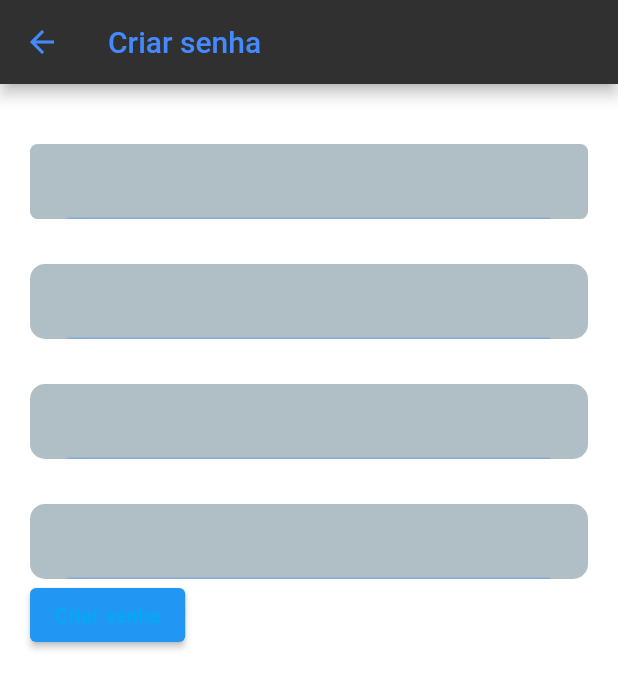
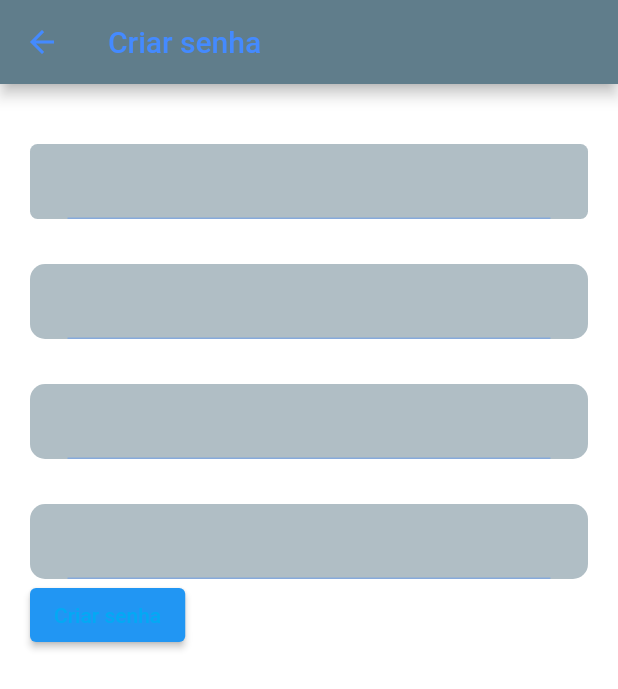
Before and after one commit to PasswordHub/ArrowHead, a Flutter app: the screen it shows after launch, after a tap on "Login", after a tap on the "add" icon, on a phone screen of 412 x 824 dp. Shown: the top 689 px of the screen. Run offline on Flutter 3.47's test engine with Material 2 defaults, Android fonts, the phone set to English and light mode, and no system bars.

Commit message:
feat: pequenas modificacoes no provider e na tela de criacao e edicao de senha

```diff
--- a/arrowhead/lib/providers/theme_provider.dart
+++ b/arrowhead/lib/providers/theme_provider.dart
@@ -71,13 +71,15 @@ class ThemeProvider with ChangeNotifier {
               fontSize: 16, fontWeight: FontWeight.normal, letterSpacing: 0.5)),
     );
     _darkThemeData = ThemeData(
-      primarySwatch: Colors.grey,
-      canvasColor: Colors.blueGrey,
+      primarySwatch: Colors.blueGrey,
+      appBarTheme: const AppBarTheme(color: Colors.blueGrey),
+      iconTheme: const IconThemeData(color: Colors.black),
+      canvasColor: const MaterialColor(0xFFFFFFFF, color),
       colorScheme: ColorScheme(
           primary: Colors.blue,
           onPrimary: Colors.lightBlue,
           surface: Colors.cyan,
-          onSurface: Colors.cyanAccent,
+          onSurface: Colors.blueAccent,
           secondary: Colors.grey.shade400,
           brightness: Brightness.dark,
           onError: Colors.red,
--- a/arrowhead/lib/screens/CreateEditPassword/create_edit_password.dart
+++ b/arrowhead/lib/screens/CreateEditPassword/create_edit_password.dart
@@ -1,26 +1,28 @@
-import 'package:flutter/cupertino.dart';
 import 'package:flutter/material.dart';
 
 class CreateEditPassword extends StatelessWidget {
   static const routeName = '/create_edit_password';
+
+  const CreateEditPassword({Key? key}) : super(key: key);
+
+  @override
   Widget build(BuildContext context) {
-    Size deviceSize = MediaQuery.of(context).size;
+    final deviceSize = MediaQuery.of(context).size;
     return Scaffold(
       appBar: AppBar(
-        title: Text('Criar senha'),
-        backgroundColor: Color.fromARGB(255, 48, 48, 48),
+        title: const Text('Criar senha'),
       ),
       body: Padding(
-        padding: EdgeInsets.all(20),
+        padding: const EdgeInsets.all(20),
         child: Column(crossAxisAlignment: CrossAxisAlignment.start, children: [
-          Text('Nome do site'),
+          const Text('Nome do site'),
           Container(
             height: 50,
             decoration: BoxDecoration(
                 color: Colors.blueGrey.shade200,
                 borderRadius: BorderRadius.circular(5)),
-            child: Padding(
-              padding: const EdgeInsets.only(left: 25.0, top: 15, right: 25),
+            child: const Padding(
+              padding: EdgeInsets.only(left: 25.0, top: 15, right: 25),
               child: TextField(
                 autocorrect: false,
                 enableSuggestions: false,
@@ -28,15 +30,15 @@ class CreateEditPassword extends StatelessWidget {
               ),
             ),
           ),
-          SizedBox(height: 10),
-          Text('URL'),
+          const SizedBox(height: 10),
+          const Text('URL'),
           Container(
             height: 50,
             decoration: BoxDecoration(
                 color: Colors.blueGrey.shade200,
                 borderRadius: BorderRadius.circular(10)),
-            child: Padding(
-              padding: const EdgeInsets.only(left: 25.0, top: 15, right: 25),
+            child: const Padding(
+              padding: EdgeInsets.only(left: 25.0, top: 15, right: 25),
               child: TextField(
                 autocorrect: false,
                 enableSuggestions: false,
@@ -44,15 +46,15 @@ class CreateEditPassword extends StatelessWidget {
               ),
             ),
           ),
-          SizedBox(height: 10),
-          Text('Descricao'),
+          const SizedBox(height: 10),
+          const Text('Descricao'),
           Container(
             height: 50,
             decoration: BoxDecoration(
                 color: Colors.blueGrey.shade200,
                 borderRadius: BorderRadius.circular(10)),
-            child: Padding(
-              padding: const EdgeInsets.only(left: 25.0, top: 15, right: 25),
+            child: const Padding(
+              padding: EdgeInsets.only(left: 25.0, top: 15, right: 25),
               child: TextField(
                 autocorrect: false,
                 enableSuggestions: false,
@@ -61,15 +63,15 @@ class CreateEditPassword extends StatelessWidget {
               ),
             ),
           ),
-          SizedBox(height: 10),
-          Text('Senha'),
+          const SizedBox(height: 10),
+          const Text('Senha'),
           Container(
             height: 50,
             decoration: BoxDecoration(
                 color: Colors.blueGrey.shade200,
                 borderRadius: BorderRadius.circular(10)),
-            child: Padding(
-              padding: const EdgeInsets.only(left: 25.0, top: 15, right: 25),
+            child: const Padding(
+              padding: EdgeInsets.only(left: 25.0, top: 15, right: 25),
               child: TextField(
                 autocorrect: false,
                 enableSuggestions: false,
@@ -77,7 +79,7 @@ class CreateEditPassword extends StatelessWidget {
               ),
             ),
           ),
-          ElevatedButton(onPressed: () {}, child: Text('Criar senha'))
+          ElevatedButton(onPressed: () {}, child: const Text('Criar senha'))
         ]),
       ),
     );
```
